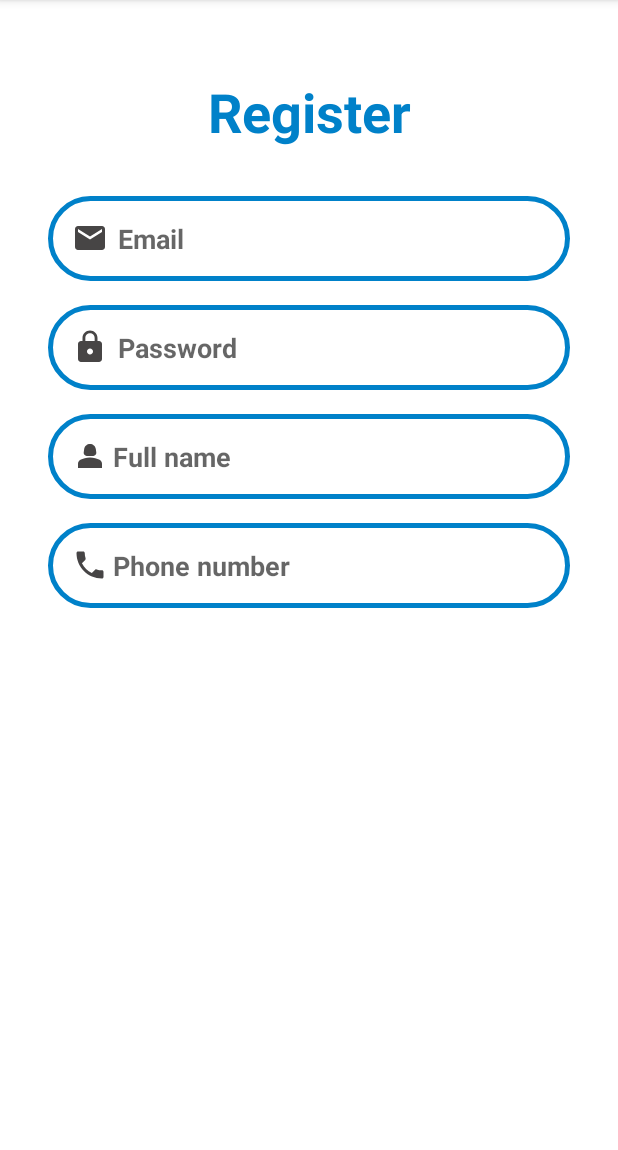
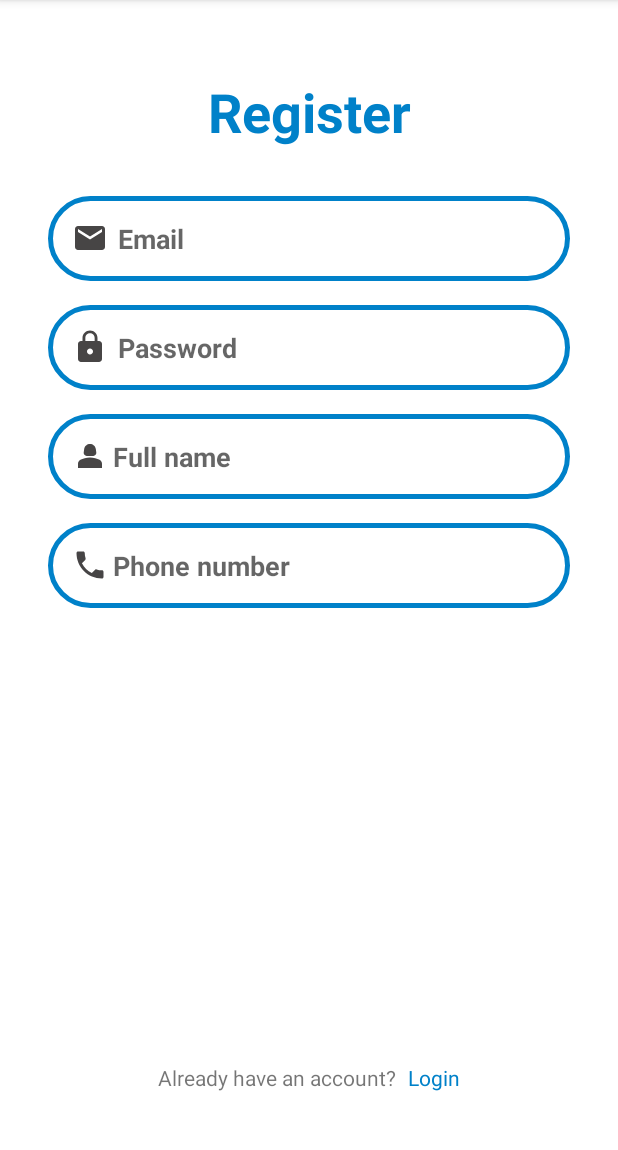
Before and after one commit to Bangkit-Capstone-CR23-PR565/MD-BoothUp-app, an Android app: the screen it shows after launch (RegisterActivity), after a tap on "Dont have an account yet?", on a phone screen of 412 x 824 dp, the part 84-1234 px from its top. Run offline under Robolectric (Android 15) with nearby library versions, the phone set to English and light mode, and no system bars; our stand-ins replace navigation-ui.

Commit message:
update login

```diff
--- /dev/null
+++ b/EventMu/app/src/main/java/com/example/eventmu/data/remote/request/RegisterRequest.kt
@@ -0,0 +1,4 @@
+package com.example.eventmu.data.remote.request
+
+class RegisterRequest {
+}
--- /dev/null
+++ b/EventMu/app/src/main/java/com/example/eventmu/data/remote/response/RegisterResponse.kt
@@ -0,0 +1,4 @@
+package com.example.eventmu.data.remote.response
+
+class RegisterResponse {
+}
--- a/EventMu/app/src/main/java/com/example/eventmu/ui/login/LoginActivity.kt
+++ b/EventMu/app/src/main/java/com/example/eventmu/ui/login/LoginActivity.kt
@@ -34,6 +34,7 @@ class LoginActivity : AppCompatActivity() {
     override fun onCreate(savedInstanceState: Bundle?) {
         super.onCreate(savedInstanceState)
         setContentView(binding.root)
+        supportActionBar?.hide()
 
 
         supportActionBar?.title = getString(R.string.login)
--- /dev/null
+++ b/EventMu/app/src/main/java/com/example/eventmu/ui/register/RegisterViewModel.kt
@@ -0,0 +1,4 @@
+package com.example.eventmu.ui.register
+
+class RegisterViewModel {
+}
--- a/EventMu/app/src/main/res/layout/activity_register.xml
+++ b/EventMu/app/src/main/res/layout/activity_register.xml
@@ -160,28 +160,28 @@
 <!--        app:layout_constraintStart_toStartOf="parent"-->
 <!--        app:layout_constraintTop_toBottomOf="@id/et_fav_event" />-->
 
-<!--    <LinearLayout-->
-<!--        android:id="@+id/btn_login"-->
-<!--        android:layout_width="wrap_content"-->
-<!--        android:layout_height="wrap_content"-->
-<!--        android:layout_marginBottom="32dp"-->
-<!--        android:padding="8dp"-->
-<!--        app:layout_constraintBottom_toBottomOf="parent"-->
-<!--        app:layout_constraintEnd_toEndOf="parent"-->
-<!--        app:layout_constraintStart_toStartOf="parent">-->
+    <LinearLayout
+        android:id="@+id/btn_login"
+        android:layout_width="wrap_content"
+        android:layout_height="wrap_content"
+        android:layout_marginBottom="32dp"
+        android:padding="8dp"
+        app:layout_constraintBottom_toBottomOf="parent"
+        app:layout_constraintEnd_toEndOf="parent"
+        app:layout_constraintStart_toStartOf="parent">
 
-<!--        <TextView-->
-<!--            android:layout_width="wrap_content"-->
-<!--            android:layout_height="wrap_content"-->
-<!--            android:text="@string/already_have_an_account" />-->
+        <TextView
+            android:layout_width="wrap_content"
+            android:layout_height="wrap_content"
+            android:text="@string/already_have_an_account" />
 
-<!--        <TextView-->
-<!--            android:layout_width="wrap_content"-->
-<!--            android:layout_height="wrap_content"-->
-<!--            android:textColor="@color/blue_dark"-->
-<!--            android:layout_marginStart="8dp"-->
-<!--            android:text="@string/login" />-->
-<!--    </LinearLayout>-->
+        <TextView
+            android:layout_width="wrap_content"
+            android:layout_height="wrap_content"
+            android:textColor="@color/blue_dark"
+            android:layout_marginStart="8dp"
+            android:text="@string/login" />
+    </LinearLayout>
 
     <ProgressBar
         android:id="@+id/progressBar"
```
